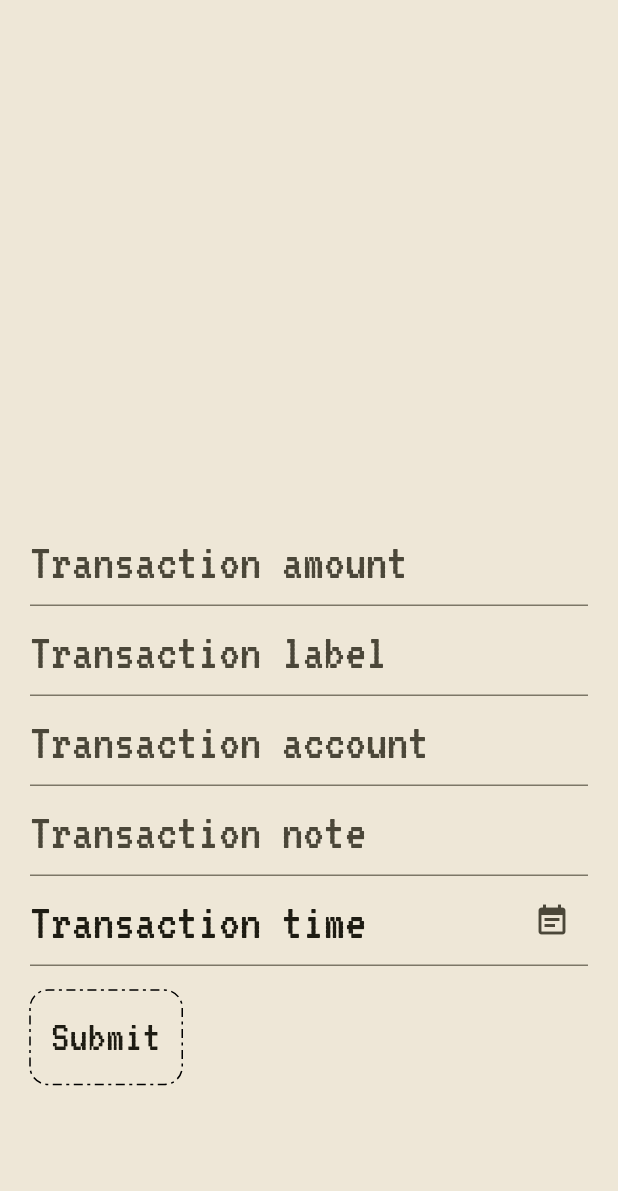
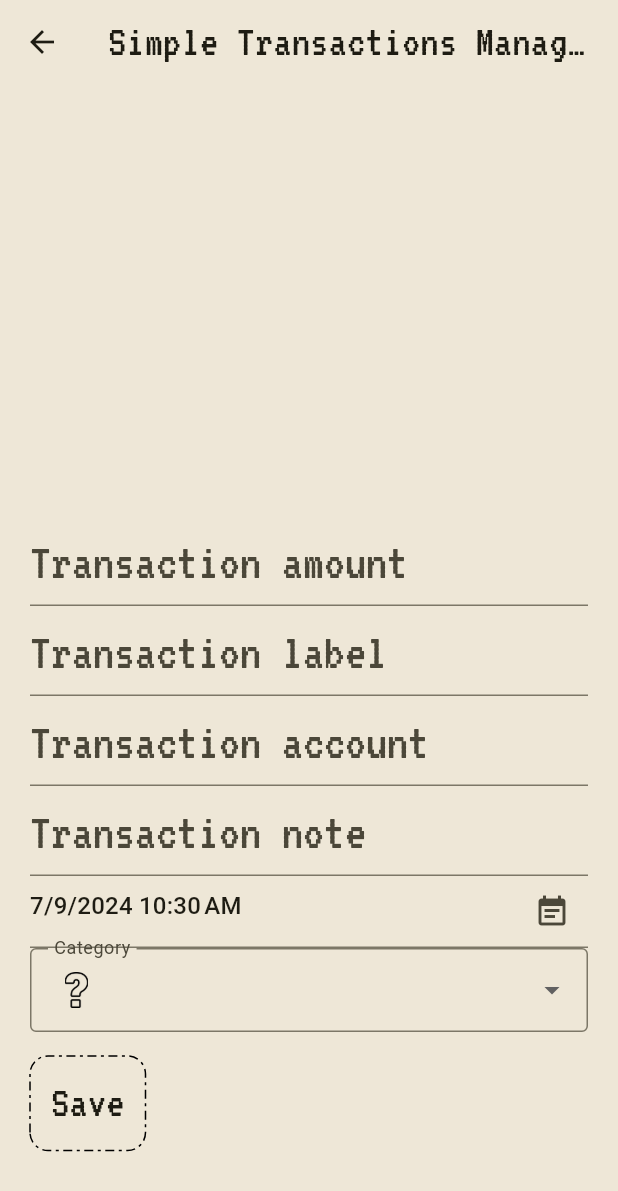
Before and after one commit to itsautfullday/email_credit_tracker, a Flutter app: the CreateUpdateTransaction screen opened directly, on a phone screen of 412 x 824 dp. Shown: the top 1191 px of the screen. Run offline on Flutter 3.47's test engine with Material 2 defaults, Android fonts, the phone set to English and light mode, and no system bars; drawn by our look-alikes of date_field, dotted_border; our stand-ins replace firebase_core, fluttertoast, google_fonts, google_sign_in, googleapis_auth, shared_preferences; missing offline and left inert: extension_google_sign_in_as_googleapis_auth, googleapis; accounts and stored records are empty.

Commit message:
Adding transaction category picker - though this will prolly need some changes

```diff
--- a/lib/controller/TransactionCreateUpdateController.dart
+++ b/lib/controller/TransactionCreateUpdateController.dart
@@ -1,4 +1,5 @@
 import 'package:email_credit_tracker/controller/TransactionViewController.dart';
+import 'package:email_credit_tracker/model/ExpenseCategory.dart';
 
 import '../model/Transaction.dart';
 import '../model/TransactionsManager.dart';
@@ -15,8 +16,14 @@ class TransactionCreateUpdateController {
     }
   }
 
-  void updateTransaction(int? amount, String? label, String? account,
-      String? note, DateTime? date, Transaction transaction) {
+  void updateTransaction(
+      int? amount,
+      String? label,
+      String? account,
+      String? note,
+      DateTime? date,
+      ExpenseCategory? category,
+      Transaction transaction) {
     try {
       if (amount != null) {
         transaction!.amount = amount;
@@ -37,6 +44,12 @@ class TransactionCreateUpdateController {
       if (date != null) {
         transaction!.timestamp = date!.millisecondsSinceEpoch;
       }
+
+      if (category != null) {
+        transaction.category = category.categoryId;
+      }
+
+      print("Post update transaction cat ${transaction.category}");
     } catch (e, s) {
       print(s);
     }
--- a/lib/model/ExpenseCategoryManager.dart
+++ b/lib/model/ExpenseCategoryManager.dart
@@ -14,7 +14,7 @@ class ExpenseCategoryManager {
 
   Map<String, ExpenseCategory> categoryMap = Map();
   // loads a category json from assets into category map
-    Future<void> loadCategoryInfo() async {
+  Future<void> loadCategoryInfo() async {
     String catJSONString =
         await rootBundle.loadString("assets/json/categories.json");
     Map<String, dynamic> catJSON = jsonDecode(catJSONString);
@@ -29,4 +29,8 @@ class ExpenseCategoryManager {
     }
     throw Exception('Unknown category trying to be fetched! $categoryId');
   }
+
+  List<ExpenseCategory> getAllExpenseCategory() {
+    return categoryMap.values.toList();
+  }
 }
--- a/lib/view/TransactionCreateUpdate.dart
+++ b/lib/view/TransactionCreateUpdate.dart
@@ -1,8 +1,15 @@
+import 'package:email_credit_tracker/Constants.dart';
+import 'package:email_credit_tracker/model/ExpenseCategory.dart';
+import 'package:email_credit_tracker/model/ExpenseCategoryManager.dart';
 import 'package:email_credit_tracker/model/Transaction.dart';
 import 'package:email_credit_tracker/model/TransactionsManager.dart';
 import 'package:email_credit_tracker/view/CommonWidgets/DottedButton.dart';
 import 'package:date_field/date_field.dart';
+import 'package:email_credit_tracker/view/CommonWidgets/ViewScaffold.dart';
 import 'package:flutter/material.dart';
+import 'package:fluttertoast/fluttertoast.dart';
+import 'package:googleapis/pagespeedonline/v5.dart';
+import 'package:intl/intl.dart';
 
 import '../controller/TransactionCreateUpdateController.dart';
 
@@ -13,7 +20,7 @@ class CreateUpdateTransaction extends StatelessWidget {
 
   @override
   Widget build(BuildContext context) {
-    return Scaffold(
+    return ViewScaffold(
         body: Center(child: CreateUpdateForm(transaction: transaction)));
   }
 }
@@ -33,6 +40,8 @@ class _CreateUpdateFormState extends State<CreateUpdateForm> {
   bool isCreateForm = true;
   final GlobalKey<FormState> _formKey = GlobalKey<FormState>();
   Transaction? transaction;
+  ExpenseCategory initialCategory = ExpenseCategoryManager.instance
+        .getCategory(Constants.UNDEFINED_CATEGORY);
 
   _CreateUpdateFormState({this.transaction}) {
     this.isCreateForm = (transaction == null);
@@ -45,6 +54,9 @@ class _CreateUpdateFormState extends State<CreateUpdateForm> {
     String label = "";
     String note = "";
     DateTime? date = DateTime.now();
+
+    List<ExpenseCategory> categories =
+        ExpenseCategoryManager.instance.getAllExpenseCategory();
 
     if (!isCreateForm) {
       amount = transaction!.amount!;
@@ -127,15 +139,39 @@ class _CreateUpdateFormState extends State<CreateUpdateForm> {
                   hintStyle: Theme.of(context).textTheme.titleLarge,
                   border: UnderlineInputBorder(),
                   suffixIcon: Icon(Icons.event_note),
-                  hintText: 'Transaction time',
                 ),
                 mode: DateTimeFieldPickerMode.dateAndTime,
+                initialValue: date,
                 initialDate: date,
                 autovalidateMode: AutovalidateMode.always,
                 validator: (DateTime? e) {
                   return null;
                 },
                 onSaved: (newValue) => date = newValue,
+              ),
+              DropdownButtonFormField<ExpenseCategory>(
+                value: initialCategory,
+                decoration: const InputDecoration(
+                  labelText: 'Category',
+                  border: OutlineInputBorder(),
+                ),
+                onChanged: (ExpenseCategory? newValue) {
+                  setState(() {
+                    print("Calling set state " + newValue!.categoryId!);
+                    initialCategory = newValue!;
+                  });
+                },
+                items: categories.map<DropdownMenuItem<ExpenseCategory>>(
+                    (ExpenseCategory item) {
+                  return DropdownMenuItem<ExpenseCategory>(
+                    value: item,
+                    child: Container(
+                        width: 30,
+                        height: 30,
+                        alignment: Alignment.center,
+                        child: Image.asset(item!.assetPath!)),
+                  );
+                }).toList(),
               ),
               //TODO Use drop down form field for usage! https://www.dhiwise.com/post/user-selection-guide-to-flutter-dropdownbuttonformfield
               //
@@ -145,7 +181,7 @@ class _CreateUpdateFormState extends State<CreateUpdateForm> {
               Padding(
                 padding: const EdgeInsets.symmetric(vertical: 16.0),
                 child: DottedButton(
-                  text: 'Submit',
+                  text: 'Save',
                   onPressed: () {
                     if (_formKey.currentState!.validate()) {
                       print("Validation passed");
@@ -157,17 +193,16 @@ class _CreateUpdateFormState extends State<CreateUpdateForm> {
                         print("Validation updated");
                         try {
                           controller.updateTransaction(amount!, label, account,
-                              note, date, transaction!);
+                              note, date, initialCategory, transaction!);
                         } catch (e, s) {
                           print(s);
                         }
                       }
-
                       Navigator.pop(context);
                     }
                   },
                 ),
-              ),
+              )
             ],
           ),
         ),
```
